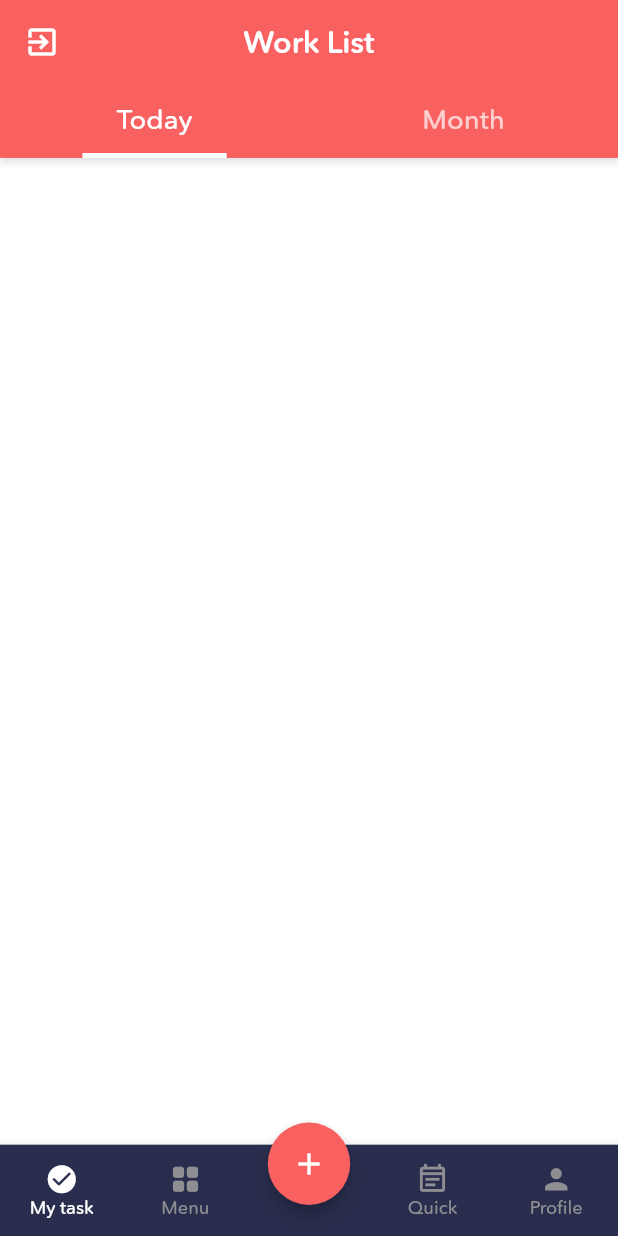
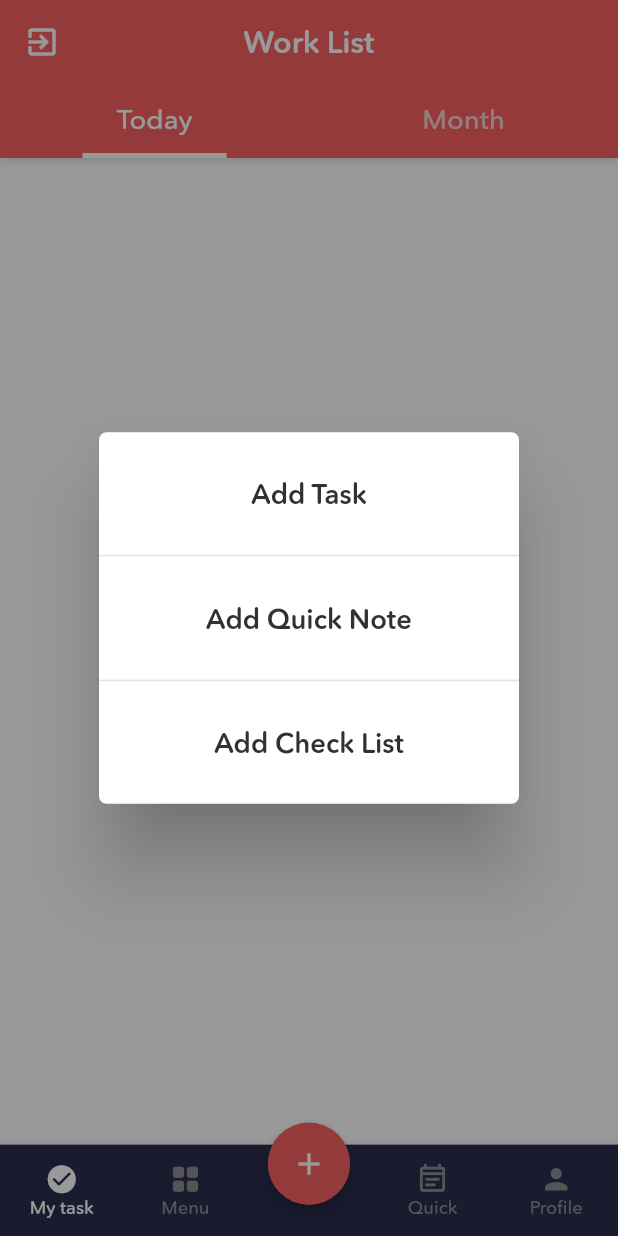
Before and after one commit to khangle880/aking, a Flutter app: the HomePage screen opened directly, after a tap on the "add" icon, on a phone screen of 412 x 824 dp. Run offline on Flutter 3.47's test engine with Material 2 defaults, Android fonts, the light colour scheme and no system bars; our stand-ins replace bloc, cloud_firestore, equatable, firebase_auth, firebase_core, flutter_bloc and 7 more; missing offline and left inert: email_auth; accounts and stored records are empty; statements that could not run were skipped; project files that could hold a hidden picture were left out.

Commit message:
add menu raw

```diff
--- a/lib/logic/models/task.dart
+++ b/lib/logic/models/task.dart
@@ -3,32 +3,64 @@ import 'package:equatable/equatable.dart';
 
 class Task extends Equatable {
   final String id;
-  final String content;
-  final DateTime remind;
+  final String assignedToId;
+  final DateTime createdDate;
+  final String creatorId;
+  final String? description;
+  final DateTime? dueDate;
   final bool isDone;
+  final List<String>? members;
+  final List<String> participants;
+  final String projectId;
+  final String title;
 
-  const Task._(
-      {required this.id,
-      required this.content,
-      required this.remind,
-      required this.isDone});
+  const Task._({
+    required this.id,
+    required this.title,
+    required this.dueDate,
+    required this.isDone,
+    required this.assignedToId,
+    required this.createdDate,
+    required this.creatorId,
+    required this.description,
+    required this.members,
+    required this.participants,
+    required this.projectId,
+  });
 
   factory Task.fromJson(Map<String, dynamic> json) => Task._(
-      id: json['id'] as String,
-      content: json['content'] as String,
-      remind: DateTime.fromMillisecondsSinceEpoch(
-          (json['remind'] as Timestamp).seconds * 1000),
-      isDone: json['isDone'] as bool);
+        id: json['id'] as String,
+        dueDate: json['dueDate'] != null
+            ? DateTime.fromMillisecondsSinceEpoch(
+                (json['dueDate'] as Timestamp).seconds * 1000)
+            : null,
+        createdDate: DateTime.fromMillisecondsSinceEpoch(
+            (json['createdDate'] as Timestamp).seconds * 1000),
+        title: json['title'] as String,
+        description: json['description'] as String?,
+        projectId: json['projectId'] as String,
+        assignedToId: json['assignedToId'] as String,
+        members:
+            json['members'] != null ? List.from(json['members'] as List) : null,
+        participants: List.from(json['participants'] as List),
+        isDone: json['isDone'] as bool,
+        creatorId: json['creatorId'] as String,
+      );
 
   Map<String, dynamic> toJson() {
     return {
-      'id': id,
-      'content': content,
-      'remind': Timestamp.fromDate(remind),
+      'dueDate': dueDate != null ? Timestamp.fromDate(dueDate!) : null,
+      'createdDate': Timestamp.fromDate(createdDate),
+      'title': title,
+      'assignedToId': assignedToId,
+      'description': description,
+      'projectId': projectId,
+      'members': members,
+      'participants': participants,
       'isDone': isDone,
     };
   }
 
   @override
-  List<Object?> get props => [id, content, remind, isDone];
+  List<Object?> get props => [id, title, dueDate, isDone];
 }
--- a/lib/logic/models/task_list.dart
+++ b/lib/logic/models/task_list.dart
@@ -1,5 +1,8 @@
 import 'package:aking/logic/models/task.dart';
+import 'package:aking/logic/models/tasks_grouped.dart';
+import 'package:aking/logic/utils/modules/datetime_module.dart';
 import 'package:equatable/equatable.dart';
+import "package:collection/collection.dart";
 
 enum OptionTaskStatusFilter { none, incomplete, completed }
 
@@ -28,6 +31,16 @@ class TaskList extends Equatable {
     return TaskList(result);
   }
 
+  TasksGrouped<DateTime> groupAndSortBy() {
+    final groupedList =
+        groupBy(list, (Task obj) => getDateByLocal(obj.dueDate ?? obj.createdDate));
+    final sortedKeys = groupedList.keys.toList(growable: false)..sort();
+    final Map<DateTime, List<Task>> result = {
+      for (var k in sortedKeys) k: groupedList[k]!
+    };
+    return TasksGrouped(result);
+  }
+
   @override
   List<Object?> get props => [list];
 }
--- a/lib/logic/repositories/task/task_repository.dart
+++ b/lib/logic/repositories/task/task_repository.dart
@@ -11,10 +11,9 @@ class TaskRepository extends BaseTaskRepository {
   @override
   Stream<List<Task>> getAllTasks(String uid) {
     return _firebaseFirestore
-        .collection('users')
-        .doc(uid)
         .collection('tasks')
-        .orderBy("remind", descending: false)
+        .where("participants", arrayContains: uid)
+        // .orderBy("remind", descending: false)
         .snapshots()
         .map((snapshot) => snapshot.docs.map((doc) {
               final data = doc.data();
--- a/lib/logic/utils/validator/auth_validators.dart
+++ b/lib/logic/utils/validator/auth_validators.dart
@@ -3,7 +3,7 @@ class AuthValidators {
     r'^[a-zA-Z0-9.!#$%&’*+/=?^_`{|}~-]+@[a-zA-Z0-9-]+(?:\.[a-zA-Z0-9-]+)*$',
   );
   static final RegExp _passwordRegExp = RegExp(
-    r'^(?=.*[A-Za-z])(?=.*\d)[A-Za-z\d]{8,}$',
+    r'^(?=.*\d)(?=.*[a-z]).{8,}$',
   );
 
   static final RegExp _otpRegExp = RegExp(r'^\d{6}$');
--- /dev/null
+++ b/lib/views/routes/home/add_menu.dart
@@ -0,0 +1,70 @@
+import 'package:aking/logic/utils/modules/color_module.dart';
+import 'package:flutter/material.dart';
+import 'package:flutter_screenutil/flutter_screenutil.dart';
+
+class AddMenu extends StatefulWidget {
+  const AddMenu({Key? key}) : super(key: key);
+
+  @override
+  _AddMenuState createState() => _AddMenuState();
+}
+
+class _AddMenuState extends State<AddMenu> {
+  @override
+  Widget build(BuildContext context) {
+    return SizedBox(
+      width: 214.w,
+      child: Column(
+        mainAxisSize: MainAxisSize.min,
+        children: <Widget>[
+          AddMenuItem(
+            text: 'Add Task',
+            onPressed: () {},
+          ),
+          Divider(
+            thickness: 1.w,
+            height: 2.h,
+            color: hexToColor("#E4E4E4"),
+          ),
+          AddMenuItem(
+            text: 'Add Quick Note',
+            onPressed: () {},
+          ),
+          Divider(
+            thickness: 1.w,
+            height: 2.h,
+            color: hexToColor("#E4E4E4"),
+          ),
+          AddMenuItem(
+            text: 'Add Check List',
+            onPressed: () {},
+          ),
+        ],
+      ),
+    );
+  }
+}
+
+class AddMenuItem extends StatelessWidget {
+  const AddMenuItem({Key? key, required this.text, required this.onPressed})
+      : super(key: key);
+  final String text;
+  final VoidCallback onPressed;
+
+  @override
+  Widget build(BuildContext context) {
+    return SizedBox(
+      height: 80.h,
+      child: TextButton(
+          onPressed: onPressed,
+          style: ButtonStyle(
+              overlayColor: MaterialStateProperty.all(Colors.grey[300])),
+          child: SizedBox(
+            width: double.infinity,
+            child: Text(text,
+                textAlign: TextAlign.center,
+                style: Theme.of(context).textTheme.subtitle1),
+          )),
+    );
+  }
+}
--- a/lib/views/routes/home/home.dart
+++ b/lib/views/routes/home/home.dart
@@ -1,8 +1,9 @@
-import 'package:aking/logic/blocs/authentication/authentication_bloc.dart';
+
 import 'package:aking/logic/blocs/task/task_bloc.dart';
 import 'package:aking/logic/repositories/task/task_repository.dart';
 import 'package:aking/logic/utils/modules/color_module.dart';
 import 'package:aking/views/routes/exception/exception_page.dart';
+import 'package:aking/views/routes/home/add_menu.dart';
 import 'package:aking/views/routes/home/bottom_app_bar_navigation.dart';
 import 'package:aking/views/routes/home/work_list/work_list_page.dart';
 import 'package:flutter/material.dart';
@@ -49,8 +50,7 @@ class _HomePageState extends State<HomePage> {
         padding: EdgeInsets.only(top: 25.h),
         width: 50.w,
         child: FloatingActionButton(
-            onPressed: () {},
-            tooltip: "Add Button",
+            onPressed: _showAddMenu,
             elevation: 4.0,
             backgroundColor: hexToColor("#F96060"),
             child: Center(child: Icon(Icons.add))),
@@ -92,7 +92,26 @@ class _HomePageState extends State<HomePage> {
       ),
     );
   }
+
+  void _showAddMenu() {
+    showDialog(
+      barrierDismissible: true,
+      barrierColor: Colors.black.withOpacity(0.4),
+      context: context,
+      builder: (context) {
+        return Dialog(
+          shape:
+              RoundedRectangleBorder(borderRadius: BorderRadius.circular(5.0)),
+          backgroundColor: Colors.white,
+          child: AddMenu(),
+        );
+      },
+    );
+  }
 }
+
+
+
 
 
 // appBar: AppBar(
--- a/lib/views/routes/home/work_list/task_item/item_body.dart
+++ b/lib/views/routes/home/work_list/task_item/item_body.dart
@@ -36,9 +36,9 @@ class ItemBody extends StatelessWidget {
         shadowColor: Colors.transparent,
         child: ListTile(
           leading: LeadingButton(itemColorTheme: itemColorTheme, task: task),
-          title: Text(task.content, style: textStyle),
+          title: Text(task.title, style: textStyle),
           subtitle: Text(
-            DateFormat('hh:mm a').format(task.remind),
+            DateFormat('hh:mm a').format(task.dueDate ?? task.createdDate),
             style: textStyle!.copyWith(color: hexToColor("#9E9E9E")),
           ),
           contentPadding: EdgeInsets.only(left: 10.w),
```
Also changed, not shown: lib/logic/blocs/tasks_group/tasks_group_bloc.dart (+3 -4 lines), lib/views/utils/modules/auth_module.dart (+11 -4 lines).
